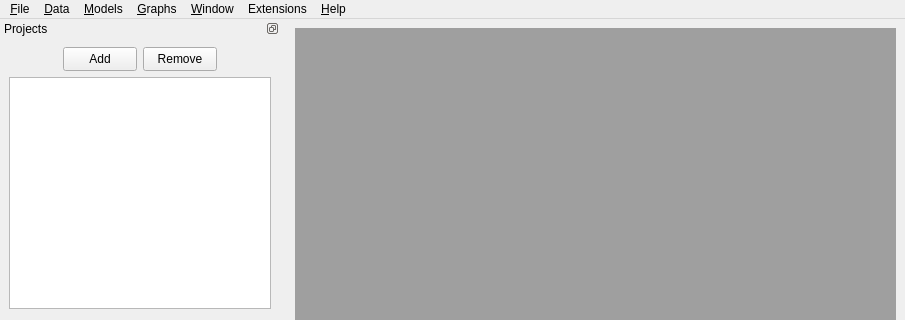
gmrandazzo/QStudioMetrics, file src/MainWindow.ui: the form before one commit; both pictures show x 0 to 905 and y 0 to 320 of the 905 by 694 pixel window.
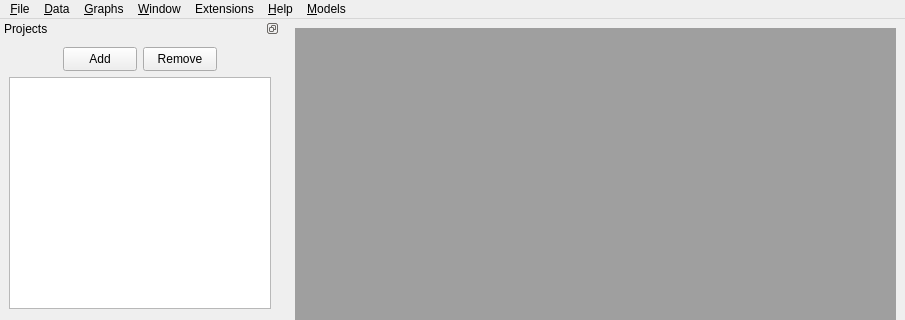
The form after the commit. Icons and pictures are not drawn.

What changed in the file:
```diff
--- a/src/MainWindow.ui
+++ b/src/MainWindow.ui
@@ -367,11 +367,11 @@
    </widget>
    <addaction name="menuFile"/>
    <addaction name="menuData"/>
-   <addaction name="menuModels"/>
    <addaction name="menuGraphs"/>
    <addaction name="menuWindow"/>
    <addaction name="menuExtensions"/>
    <addaction name="menuHelp"/>
+   <addaction name="menuModels"/>
   </widget>
   <widget class="QStatusBar" name="statusbar"/>
   <widget class="QDockWidget" name="dockWidget">
```
Left out of the diff: 15 changed lines with no effect on the pictures.
